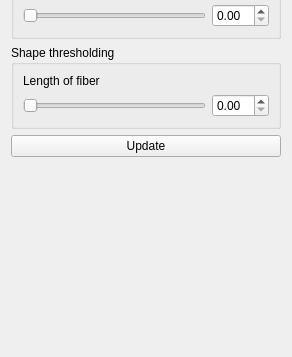
Old version of the form branches/smeesters/plugins/testing/smeesters/ScoringTools/ScoringTools.ui in the repository BackupTheBerlios/viste-tool-svn; both pictures show x 0 to 292 and y 458 to 815 of the 292 by 815 pixel window.
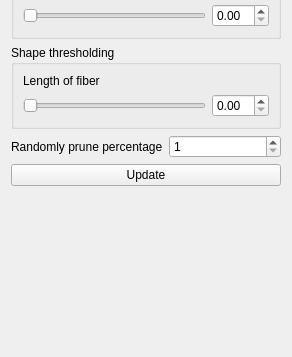
New version of the form.

```diff
--- a/branches/smeesters/plugins/testing/smeesters/ScoringTools/ScoringTools.ui
+++ b/branches/smeesters/plugins/testing/smeesters/ScoringTools/ScoringTools.ui
@@ -284,6 +284,27 @@
      </layout>
     </widget>
    </item>
+   <item>
+    <layout class="QHBoxLayout" name="horizontalLayout_10">
+     <item>
+      <widget class="QLabel" name="label_10">
+       <property name="text">
+        <string>Randomly prune percentage</string>
+       </property>
+      </widget>
+     </item>
+     <item>
+      <widget class="QSpinBox" name="prunePercentageSpinBox">
+       <property name="minimum">
+        <number>1</number>
+       </property>
+       <property name="maximum">
+        <number>100</number>
+       </property>
+      </widget>
+     </item>
+    </layout>
+   </item>
    <item>
     <widget class="QPushButton" name="updateButton">
      <property name="text">
```
